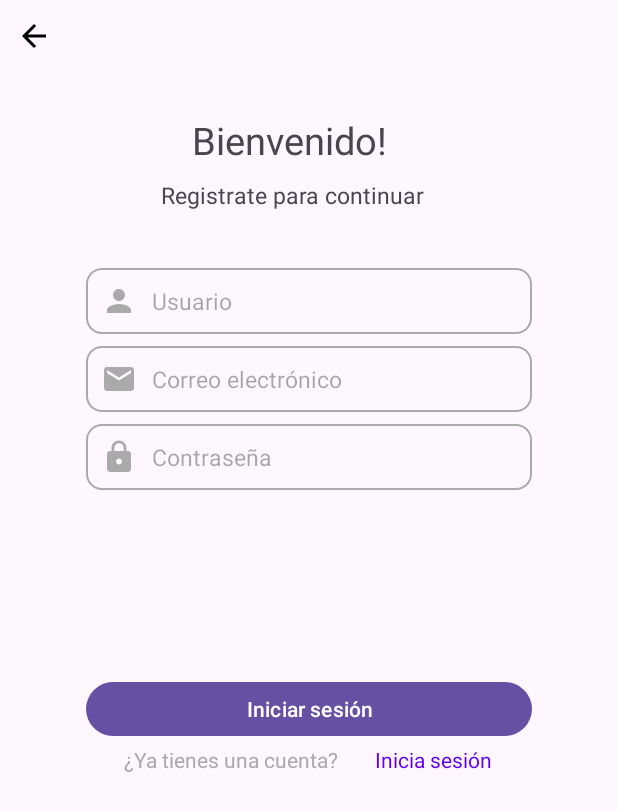
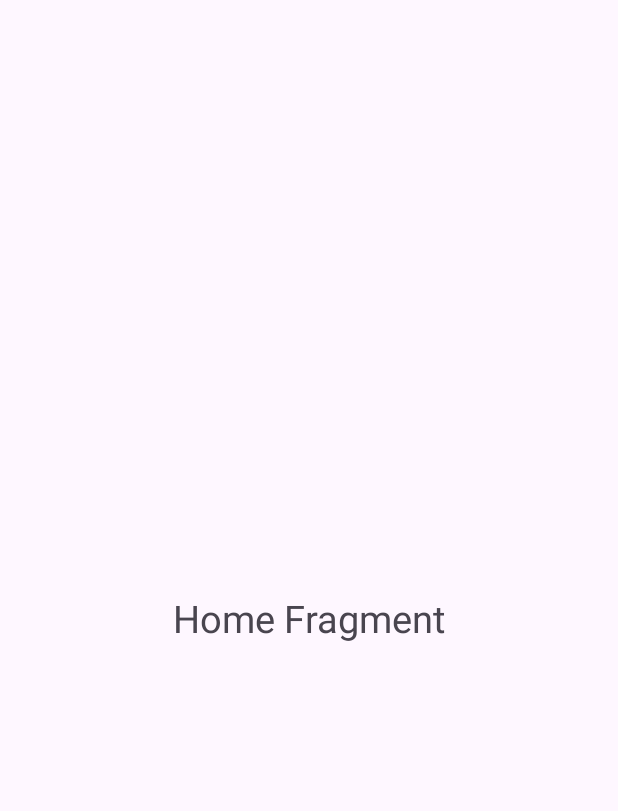
Before and after one commit to essaugg/LectoApp, an Android app: the screen it shows after launch (MainActivity), after a tap on "Iniciar sesión", on a phone screen of 412 x 824 dp. Shown: the top 811 px of the screen. Run offline under Robolectric (Android 15) with nearby library versions, the light colour scheme and no system bars; our stand-ins replace Dagger/Hilt's generated code; 1 other tap on this screen came first.

Commit message:
Home Fragment y Landscape validado

```diff
--- /dev/null
+++ b/app/src/main/java/com/example/lectoapp/ui/home/HomeFragment.kt
@@ -0,0 +1,27 @@
+package com.example.lectoapp.ui.home
+
+import android.os.Bundle
+import android.view.LayoutInflater
+import android.view.View
+import android.view.ViewGroup
+import androidx.fragment.app.Fragment
+import com.example.lectoapp.databinding.FragmentHomeBinding
+
+
+class HomeFragment : Fragment() {
+    private var _binding: FragmentHomeBinding? = null
+    private val binding: FragmentHomeBinding
+        get() = _binding!!
+
+    override fun onCreateView(
+        inflater: LayoutInflater, container: ViewGroup?,
+        savedInstanceState: Bundle?
+    ): View {
+        // Inflate the layout for this fragment
+        _binding = FragmentHomeBinding.inflate(inflater, container, false)
+
+
+        return binding.root
+
+    }
+}
--- a/app/src/main/java/com/example/lectoapp/ui/login/LogInFragment.kt
+++ b/app/src/main/java/com/example/lectoapp/ui/login/LogInFragment.kt
@@ -22,15 +22,16 @@ class LogInFragment : Fragment() {
         // Inflate the layout for this fragment
         _binding = FragmentLogInBinding.inflate(inflater, container, false)
 
-        binding.test.setOnClickListener {
-            findNavController().navigate(R.id.action_logInFragment_to_signUpFragment)
-        }
 
         binding.txtPassword.setOnClickListener {
             findNavController().navigate(R.id.action_logInFragment_to_forgotPasswordFragment)
         }
 
         binding.btnLogIn.setOnClickListener {
+            findNavController().navigate(R.id.action_logInFragment_to_homeFragment)
+        }
+
+        binding.txtSignup.setOnClickListener {
             findNavController().navigate(R.id.action_logInFragment_to_signUpFragment)
         }
 
--- a/app/src/main/java/com/example/lectoapp/ui/signup/SignUpFragment.kt
+++ b/app/src/main/java/com/example/lectoapp/ui/signup/SignUpFragment.kt
@@ -7,7 +7,6 @@ import android.view.View
 import android.view.ViewGroup
 import androidx.navigation.fragment.findNavController
 import com.example.lectoapp.R
-import com.example.lectoapp.databinding.FragmentLogInBinding
 import com.example.lectoapp.databinding.FragmentSignUpBinding
 
 class SignUpFragment : Fragment() {
@@ -31,6 +30,10 @@ class SignUpFragment : Fragment() {
             findNavController().navigate(R.id.action_signUpFragment_to_logInFragment)
         }
 
+        binding.btnLogIn2.setOnClickListener {
+            findNavController().navigate(R.id.action_signUpFragment_to_homeFragment)
+        }
+
         return binding.root
     }
 }
--- /dev/null
+++ b/app/src/main/res/layout/fragment_home.xml
@@ -0,0 +1,18 @@
+<?xml version="1.0" encoding="utf-8"?>
+<androidx.constraintlayout.widget.ConstraintLayout xmlns:android="http://schemas.android.com/apk/res/android"
+    xmlns:app="http://schemas.android.com/apk/res-auto"
+    android:layout_width="match_parent"
+    android:layout_height="match_parent">
+
+    <TextView
+        android:id="@+id/txtTest"
+        android:layout_width="wrap_content"
+        android:layout_height="wrap_content"
+        android:text="@string/stringTest"
+        android:textSize="25sp"
+        app:layout_constraintBottom_toBottomOf="parent"
+        app:layout_constraintEnd_toEndOf="parent"
+        app:layout_constraintStart_toStartOf="parent"
+        app:layout_constraintTop_toTopOf="parent" />
+
+</androidx.constraintlayout.widget.ConstraintLayout>
--- a/app/src/main/res/layout/fragment_sign_up.xml
+++ b/app/src/main/res/layout/fragment_sign_up.xml
@@ -22,12 +22,11 @@
         android:id="@+id/txtWelcome2"
         android:layout_width="133dp"
         android:layout_height="39dp"
-        android:layout_marginTop="76dp"
+        android:layout_marginTop="40dp"
         android:text="@string/stringWelcome"
         android:textAlignment="center"
-        android:textSize="25dp"
+        android:textSize="25sp"
         app:layout_constraintEnd_toEndOf="parent"
-        app:layout_constraintHorizontal_bias="0.453"
         app:layout_constraintStart_toStartOf="parent"
         app:layout_constraintTop_toTopOf="parent" />
 
@@ -35,12 +34,12 @@
         android:id="@+id/txtWelcome3"
         android:layout_width="wrap_content"
         android:layout_height="wrap_content"
-        android:layout_marginTop="4dp"
+        android:layout_marginTop="8dp"
         android:text="@string/stringSignUp2"
         android:textAlignment="center"
-        android:textSize="15dp"
+        android:textSize="15sp"
         app:layout_constraintEnd_toEndOf="parent"
-        app:layout_constraintHorizontal_bias="0.453"
+        app:layout_constraintHorizontal_bias="0.499"
         app:layout_constraintStart_toStartOf="parent"
         app:layout_constraintTop_toBottomOf="@+id/txtWelcome2" />
 
@@ -48,15 +47,16 @@
         android:id="@+id/editUser2"
         android:layout_width="297dp"
         android:layout_height="44dp"
-        android:layout_marginTop="38dp"
+        android:layout_marginTop="16dp"
         android:background="@drawable/cs_input"
         android:drawableStart="@drawable/cs_user_icon"
         android:drawablePadding="10dp"
         android:hint="@string/stringUser"
+        android:autofillHints="username"
         android:inputType="text"
         android:paddingStart="10dp"
         android:paddingEnd="10dp"
-        android:textSize="15dp"
+        android:textSize="15sp"
         app:layout_constraintEnd_toEndOf="parent"
         app:layout_constraintStart_toStartOf="parent"
         app:layout_constraintTop_toBottomOf="@+id/txtWelcome3" />
@@ -65,15 +65,16 @@
         android:id="@+id/editMail2"
         android:layout_width="297dp"
         android:layout_height="44dp"
-        android:layout_marginTop="8dp"
+        android:layout_marginTop="4dp"
         android:background="@drawable/cs_input"
         android:drawableStart="@drawable/cs_mail_icon"
         android:drawablePadding="10dp"
         android:hint="@string/stringEmail"
+        android:autofillHints="emailAddress"
         android:inputType="text"
         android:paddingStart="10dp"
         android:paddingEnd="10dp"
-        android:textSize="15dp"
+        android:textSize="15sp"
         app:layout_constraintEnd_toEndOf="parent"
         app:layout_constraintStart_toStartOf="parent"
         app:layout_constraintTop_toBottomOf="@+id/editUser2" />
@@ -82,15 +83,16 @@
         android:id="@+id/editPassword2"
         android:layout_width="297dp"
         android:layout_height="44dp"
-        android:layout_marginTop="8dp"
+        android:layout_marginTop="4dp"
         android:background="@drawable/cs_input"
         android:drawableStart="@drawable/cs_lock_icon"
         android:drawablePadding="10dp"
         android:hint="@string/stringPassword"
+        android:autofillHints="password"
         android:inputType="text"
         android:paddingStart="10dp"
         android:paddingEnd="10dp"
-        android:textSize="15dp"
+        android:textSize="15sp"
         app:layout_constraintEnd_toEndOf="parent"
         app:layout_constraintStart_toStartOf="parent"
         app:layout_constraintTop_toBottomOf="@+id/editMail2" />
@@ -99,39 +101,38 @@
         android:id="@+id/btnLogIn2"
         android:layout_width="297dp"
         android:layout_height="44dp"
-        android:layout_marginTop="124dp"
-        android:text="@string/stringLogIn"
+        android:layout_marginTop="8dp"
+        android:text="@string/stringSignUp3"
         app:layout_constraintEnd_toEndOf="parent"
         app:layout_constraintStart_toStartOf="parent"
         app:layout_constraintTop_toBottomOf="@+id/editPassword2" />
 
-    <TextView
-        android:id="@+id/txtAccount3"
+    <LinearLayout
         android:layout_width="wrap_content"
         android:layout_height="wrap_content"
-        android:layout_marginTop="2dp"
-        android:layout_marginBottom="216dp"
-        android:text="@string/stringLogIn2"
-        android:textColor="@android:color/darker_gray"
+        android:layout_marginTop="5dp"
+        android:orientation="horizontal"
         app:layout_constraintBottom_toBottomOf="parent"
         app:layout_constraintEnd_toEndOf="parent"
-        app:layout_constraintHorizontal_bias="0.308"
         app:layout_constraintStart_toStartOf="parent"
         app:layout_constraintTop_toBottomOf="@+id/btnLogIn2"
-        app:layout_constraintVertical_bias="0.0" />
+        app:layout_constraintVertical_bias="0.0">
 
-    <TextView
-        android:id="@+id/txtSignup3"
-        android:layout_width="wrap_content"
-        android:layout_height="wrap_content"
-        android:layout_marginTop="2dp"
-        android:layout_marginEnd="84dp"
-        android:layout_marginBottom="216dp"
-        android:text="@string/stringLogIn3"
-        android:textColor="@color/design_default_color_primary"
-        app:layout_constraintBottom_toBottomOf="parent"
-        app:layout_constraintEnd_toEndOf="parent"
-        app:layout_constraintTop_toBottomOf="@+id/btnLogIn2"
-        app:layout_constraintVertical_bias="0.0" />
+        <TextView
+            android:id="@+id/txtAccount3"
+            android:layout_width="wrap_content"
+            android:layout_height="wrap_content"
+            android:text="@string/stringLogIn2"
+            android:textColor="@android:color/darker_gray" />
+
+        <TextView
+            android:id="@+id/txtSignup3"
+            android:layout_width="wrap_content"
+            android:layout_height="wrap_content"
+            android:layout_marginStart="6dp"
+            android:text="@string/stringLogIn3"
+            android:textColor="@color/design_default_color_primary" />
+
+    </LinearLayout>
 
 </androidx.constraintlayout.widget.ConstraintLayout>
--- a/app/src/main/res/navigation/main_nav_graph.xml
+++ b/app/src/main/res/navigation/main_nav_graph.xml
@@ -16,6 +16,9 @@
         <action
             android:id="@+id/action_logInFragment_to_forgotPasswordFragment"
             app:destination="@id/forgotPasswordFragment" />
+        <action
+            android:id="@+id/action_logInFragment_to_homeFragment"
+            app:destination="@id/homeFragment" />
     </fragment>
 
     <fragment
@@ -26,6 +29,9 @@
         <action
             android:id="@+id/action_signUpFragment_to_logInFragment"
             app:destination="@id/logInFragment" />
+        <action
+            android:id="@+id/action_signUpFragment_to_homeFragment"
+            app:destination="@id/homeFragment" />
     </fragment>
     <fragment
         android:id="@+id/forgotPasswordFragment"
@@ -38,5 +44,9 @@
             android:id="@+id/action_forgotPasswordFragment_to_signUpFragment"
             app:destination="@id/signUpFragment" />
     </fragment>
+    <fragment
+        android:id="@+id/homeFragment"
+        android:name="com.example.lectoapp.ui.home.HomeFragment"
+        android:label="HomeFragment" />
 
 </navigation>
--- a/app/src/main/res/values/strings.xml
+++ b/app/src/main/res/values/strings.xml
@@ -1,7 +1,7 @@
 <resources>
     <string name="app_name">LectoApp</string>
     <!-- TODO: Remove or change this placeholder text -->
-    <string name="hello_blank_fragment">Hello blank fragment</string>
+    <string name="stringTest">Home Fragment</string>
 
     <string name="stringWelcome">Bienvenido!</string>
 
@@ -25,11 +25,11 @@
 
     <string name="stringSignUp2">Registrate para continuar</string>
 
+    <string name="stringSignUp3">Registrarse</string>
+
     <string name="stringLogIn2">¿Ya tienes una cuenta?</string>
 
     <string name="stringLogIn3">Inicia sesión</string>
 
 
-
-
 </resources>
```
Also changed, not shown: app/src/main/res/layout/fragment_forgot_password.xml (+32 -23 lines), app/src/main/res/layout/fragment_log_in.xml (+28 -27 lines).
